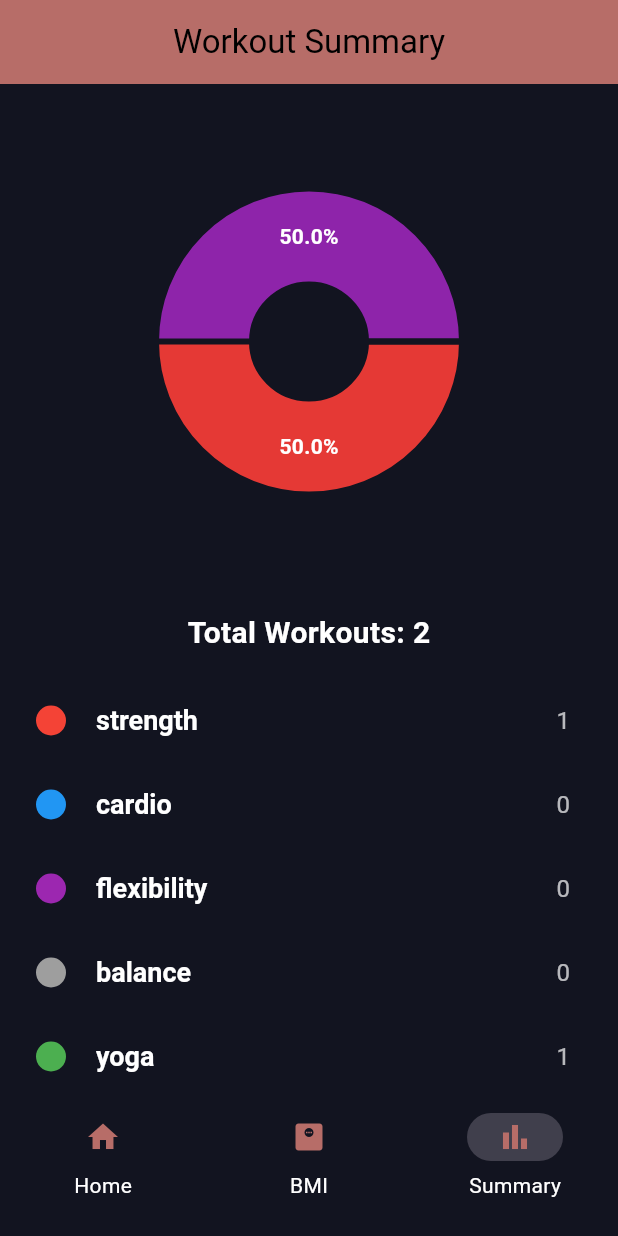
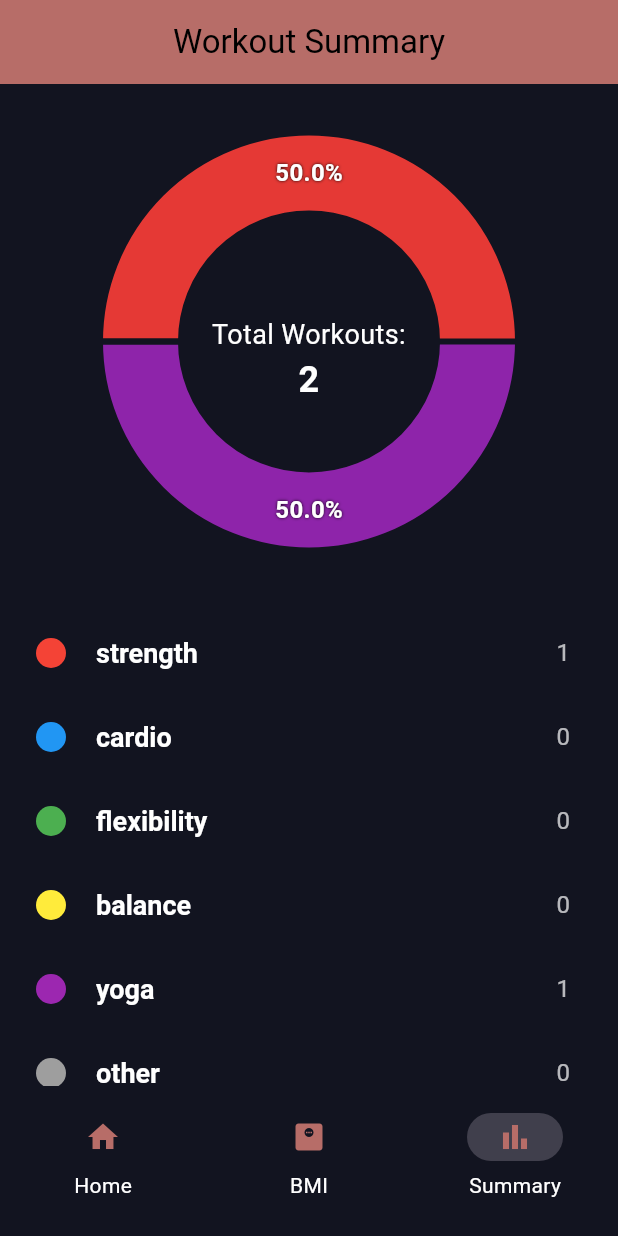
Before and after one commit to mbtions/Meenakshi-TechMahindra-Assessment-03, a Flutter app: the screen it shows after launch, item 3 of the bottom bar chosen, on a phone screen of 412 x 824 dp. Run offline on Flutter 3.47's test engine with Material 3 defaults, Android fonts, the phone set to English and light mode, and no system bars; drawn by our look-alikes of fl_chart.

Commit message:
final screenshots updated

```diff
--- a/fitnesstrackerapp/lib/screens/summary_screen.dart
+++ b/fitnesstrackerapp/lib/screens/summary_screen.dart
@@ -11,8 +11,7 @@
 
   @override
   Widget build(BuildContext context) {
-    // final workouts = Provider.of<WorkoutProvider>(context).workouts;
-
+    // function to get total workouts per category
     String getTotalWorkoutPerCategory(Category category) {
       int total = 0;
       for (var workout in workouts) {
@@ -23,39 +22,30 @@
       return total.toString();
     }
 
+    // function to get category color by name
     Color getCategoryColorByName(String categoryName) {
       switch (categoryName) {
         case "strength":
           return Colors.red;
         case "cardio":
           return Colors.blue;
+        case "flexibility":
+          return Colors.green;
+        case "balance":
+          return Colors.yellow;
         case "yoga":
-          return Colors.green;
-        case "flexibility":
           return Colors.purple;
-        case "other":
-          return Colors.grey;
         default:
           return Colors.grey; // unknown category kept in other
       }
     }
 
+    // function to build the summary content
     Widget buildSummaryContent(BuildContext context, List<Workout> workouts) {
       return SingleChildScrollView(
         child: Column(
           children: [
             WorkoutPieChart(workouts: workouts),
-            Padding(
-              padding: const EdgeInsets.all(8.0),
-              child: Text(
-                'Total Workouts: ${workouts.length}',
-                style: const TextStyle(
-                  fontSize: 20,
-                  fontWeight: FontWeight.bold,
-                  color: Colors.white,
-                ),
-              ),
-            ),
             ListView(
               shrinkWrap: true,
               physics: const NeverScrollableScrollPhysics(),
--- a/fitnesstrackerapp/lib/widgets/workout_pie_chart.dart
+++ b/fitnesstrackerapp/lib/widgets/workout_pie_chart.dart
@@ -2,15 +2,22 @@
 import 'package:fl_chart/fl_chart.dart';
 import '../model/workout.dart';
 
-class WorkoutPieChart extends StatelessWidget {
+class WorkoutPieChart extends StatefulWidget {
   final List<Workout> workouts;
 
   const WorkoutPieChart({super.key, required this.workouts});
 
+  @override
+  State<WorkoutPieChart> createState() => _WorkoutPieChartState();
+}
+
+class _WorkoutPieChartState extends State<WorkoutPieChart> {
+  int touchedIndex = -1;
+
   Map<Category, int> _calculateCategoryCounts() {
     final Map<Category, int> counts = {};
-    for (var w in workouts) {
-      counts[w.category] = (counts[w.category] ?? 0) + 1;
+    for (var workout in widget.workouts) {
+      counts[workout.category] = (counts[workout.category] ?? 0) + 1;
     }
     return counts;
   }
@@ -26,13 +33,87 @@
 
     return AspectRatio(
       aspectRatio: 1.2,
+      child: Row(
+        children: <Widget>[
+          Expanded(
+            child: Stack(
+              alignment: Alignment.center,
+              children: [
+                AspectRatio(
+                  aspectRatio: 1.5,
                   child: PieChart(
                     PieChartData(
+                      startDegreeOffset: 180,
+                      pieTouchData: PieTouchData(
+                        touchCallback: (FlTouchEvent event, pieTouchResponse) {
+                          setState(() {
+                            if (!event.isInterestedForInteractions ||
+                                pieTouchResponse == null ||
+                                pieTouchResponse.touchedSection == null) {
+                              touchedIndex = -1;
+                              return;
+                            }
+                            touchedIndex = pieTouchResponse
+                                .touchedSection!
+                                .touchedSectionIndex;
+                          });
+                        },
+                      ),
+                      borderData: FlBorderData(show: false),
                       sectionsSpace: 4,
-          centerSpaceRadius: 40,
-          sections: categoryCounts.entries.map((entry) {
+                      centerSpaceRadius: double.infinity,
+                      sections: _generateSections(categoryCounts, total),
+                    ),
+                  ),
+                ),
+                Positioned(
+                  width: 150,
+                  top: 120,
+                  child: Column(
+                    children: [
+                      Text(
+                        'Total Workouts:',
+                        softWrap: true,
+                        textAlign: TextAlign.center,
+                        style: TextStyle(
+                          fontSize: 18,
+                          fontWeight: FontWeight.normal,
+                          color: Colors.white,
+                        ),
+                      ),
+                      Text(
+                        '$total',
+                        softWrap: true,
+                        textAlign: TextAlign.center,
+                        style: TextStyle(
+                          fontSize: 24,
+                          fontWeight: FontWeight.bold,
+                          color: Colors.white,
+                        ),
+                      ),
+                    ],
+                  ),
+                ),
+              ],
+            ),
+          ),
+        ],
+      ),
+    );
+  }
+
+  List<PieChartSectionData> _generateSections(
+    Map<Category, int> categoryCounts,
+    int total,
+  ) {
+    final shadows = [const Shadow(color: Colors.black, blurRadius: 2)];
+
+    return categoryCounts.entries.mapIndexed((index, entry) {
       final category = entry.key;
       final count = entry.value;
+      final isTouched = index == touchedIndex;
+      final fontSize = isTouched ? 25.0 : 16.0;
+      final radius = isTouched ? 60.0 : 50.0;
       final percent = (count / total * 100).toStringAsFixed(1);
 
       return PieChartSectionData(
@@ -44,16 +125,21 @@
         ).getCategoryColor(),
         value: count.toDouble(),
         title: '$percent%',
-              radius: 60,
-              titleStyle: const TextStyle(
-                fontSize: 14,
+        radius: radius,
+        titleStyle: TextStyle(
+          fontSize: fontSize,
           fontWeight: FontWeight.bold,
           color: Colors.white,
+          shadows: shadows,
         ),
       );
-          }).toList(),
-        ),
-      ),
-    );
+    }).toList();
   }
 }
+
+extension<T> on Iterable<T> {
+  Iterable<E> mapIndexed<E>(E Function(int index, T item) f) {
+    int index = 0;
+    return map((item) => f(index++, item));
+  }
+}
```
Also changed, not shown: fitnesstrackerapp/lib/screens/add_workout_screen.dart (+16 -33 lines), 2 other files. Lines whose indentation alone changed are shown as unchanged.
